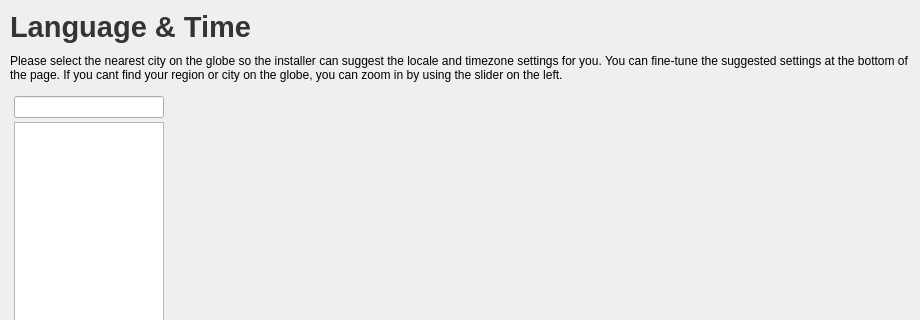
KdeOs/Tribe, file ui/pages/locale.ui: the form before one commit; both pictures show x 0 to 920 and y 0 to 320 of the 920 by 598 pixel window.
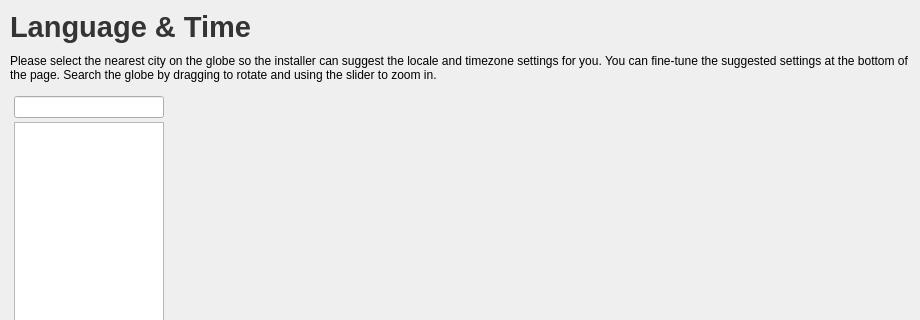
The form after the commit. Custom widgets are drawn as their Qt base class.

```diff
--- a/ui/pages/locale.ui
+++ b/ui/pages/locale.ui
@@ -42,7 +42,7 @@
    <item>
     <widget class="QLabel" name="label_5">
      <property name="text">
-      <string>Please select the nearest city on the globe so the installer can suggest the locale and timezone settings for you. You can fine-tune the suggested settings at the bottom of the page. If you cant find your region or city on the globe, you can zoom in by using the slider on the left.</string>
+      <string>Please select the nearest city on the globe so the installer can suggest the locale and timezone settings for you. You can fine-tune the suggested settings at the bottom of the page. Search the globe by dragging to rotate and using the slider to zoom in.</string>
      </property>
      <property name="wordWrap">
       <bool>true</bool>
```
